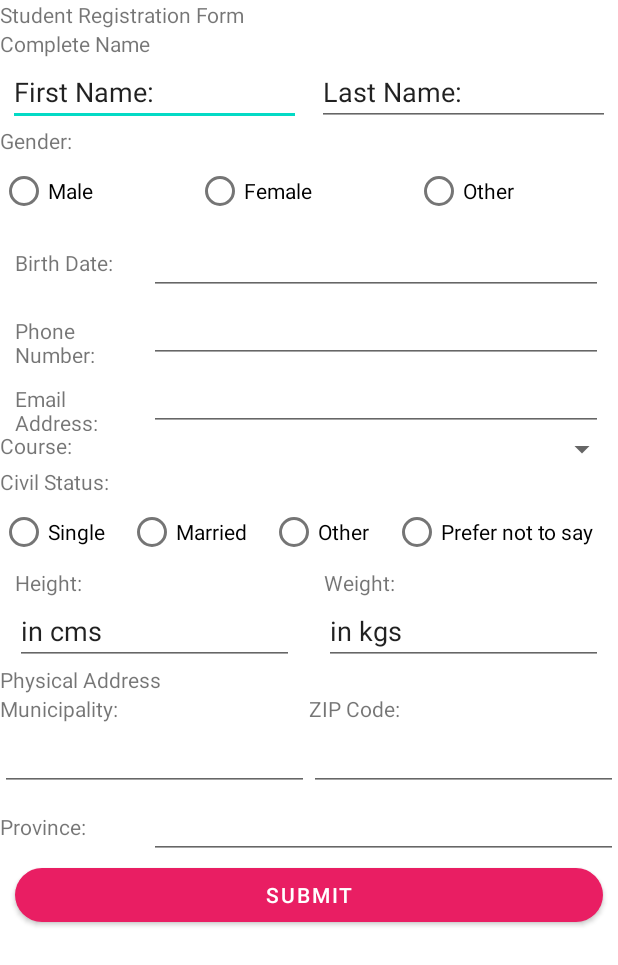
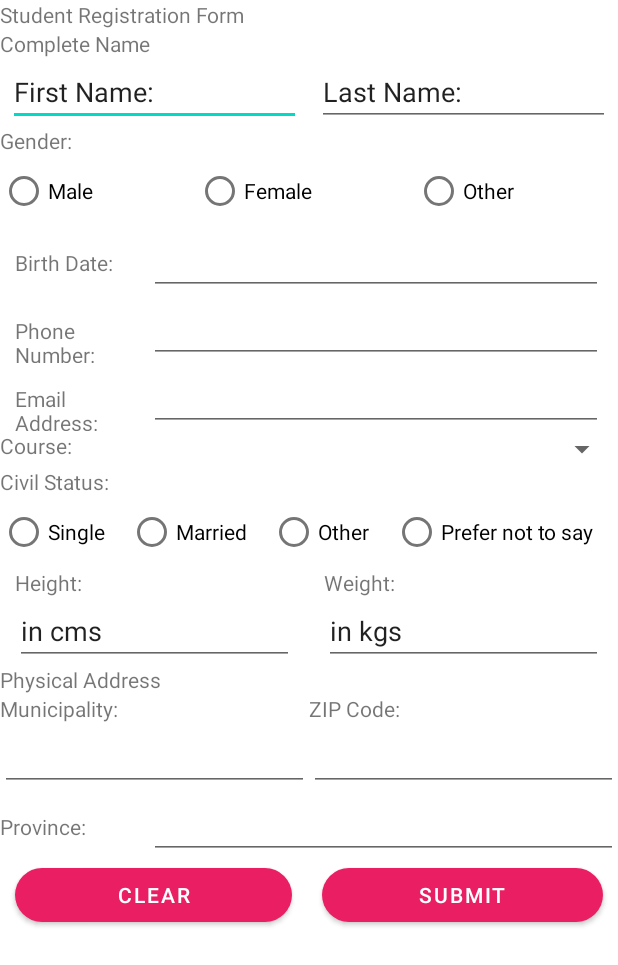
Before and after one commit to dsullano/AndroidCollection, an Android app: the activity_passing_intents_exercise screen opened directly, with no data from a screen before it, on a phone screen of 412 x 824 dp. Shown: the top 965 px of the screen. Run offline under Robolectric (Android 15) with nearby library versions, the phone set to English and light mode, and no system bars.

Commit message:
naay error

```diff
--- a/app/src/main/java/com/example/androidprojectcollection/activity_passing_intents_exercise.java
+++ b/app/src/main/java/com/example/androidprojectcollection/activity_passing_intents_exercise.java
@@ -1,5 +1,8 @@
 package com.example.androidprojectcollection;
 
+import static java.util.Objects.requireNonNull;
+
+import androidx.appcompat.app.ActionBar;
 import androidx.appcompat.app.AppCompatActivity;
 
 import android.annotation.SuppressLint;
@@ -21,7 +24,7 @@ public class activity_passing_intents_exercise extends AppCompatActivity {
     protected void onCreate(Bundle savedInstanceState) {
         super.onCreate(savedInstanceState);
         setContentView(R.layout.activity_passing_intents_exercise);
-        Objects.requireNonNull(getSupportActionBar()).hide();
+        //Objects.requireNonNull(getSupportActionBar()).hide();
 
         // finding the elements through ID
         etxtFname = findViewById(R.id.etxtFirstName);
@@ -107,8 +110,9 @@ public class activity_passing_intents_exercise extends AppCompatActivity {
             }
         });
 
-        //btnClear = findViewById(R.id.btnClearForm);
+        btnClear = findViewById(R.id.btnClearForm);
         btnClear.setOnClickListener(new View.OnClickListener() {
+            @SuppressLint("SetTextI18n")
             @Override
             public void onClick(View v) {
                 etxtFname.setText("First Name");
--- a/app/src/main/res/layout/activity_passing_intents_exercise.xml
+++ b/app/src/main/res/layout/activity_passing_intents_exercise.xml
@@ -378,14 +378,14 @@
                 android:layout_height="match_parent"
                 android:orientation="horizontal">
 
-<!--                <Button-->
-<!--                    android:id="@+id/btnClearForm"-->
-<!--                    android:layout_width="wrap_content"-->
-<!--                    android:layout_height="wrap_content"-->
-<!--                    android:layout_marginHorizontal="10dp"-->
-<!--                    android:layout_weight="1"-->
-<!--                    android:text="@string/btnClear"-->
-<!--                    app:cornerRadius="100dp" />-->
+                <Button
+                    android:id="@+id/btnClearForm"
+                    android:layout_width="wrap_content"
+                    android:layout_height="wrap_content"
+                    android:layout_marginHorizontal="10dp"
+                    android:layout_weight="1"
+                    android:text="@string/btnClear"
+                    app:cornerRadius="100dp" />
 
                 <Button
                     android:id="@+id/btnSubmitForm"
```
Also changed, not shown: app/src/main/res/layout/activity_passing_intents_exercise2.xml (+6 -6 lines).
